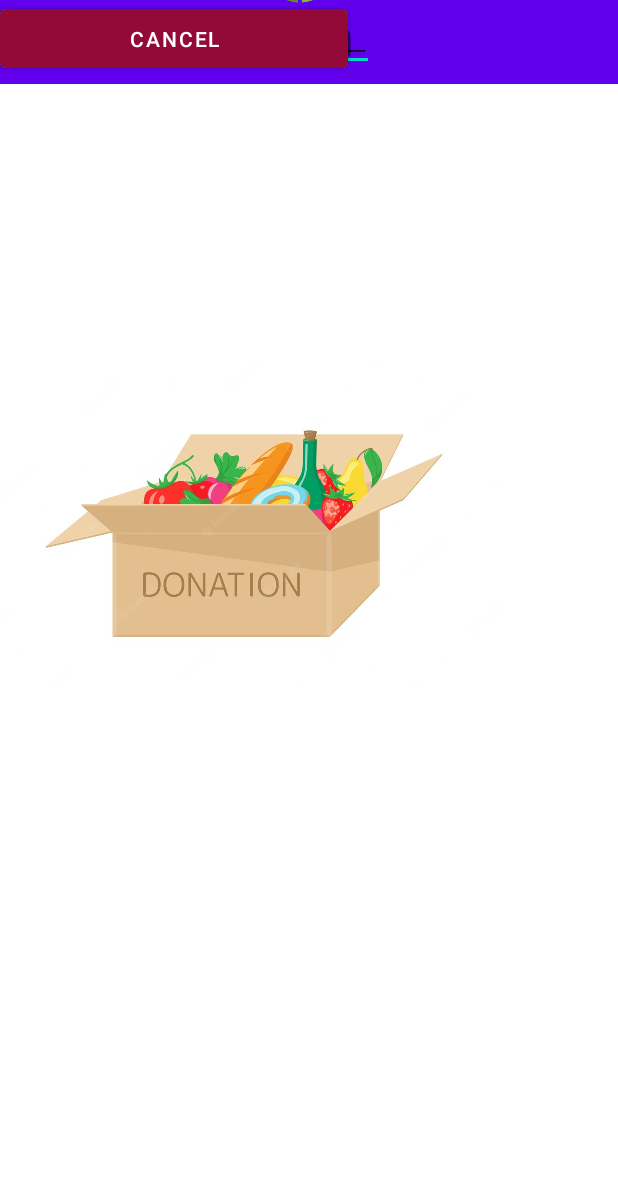
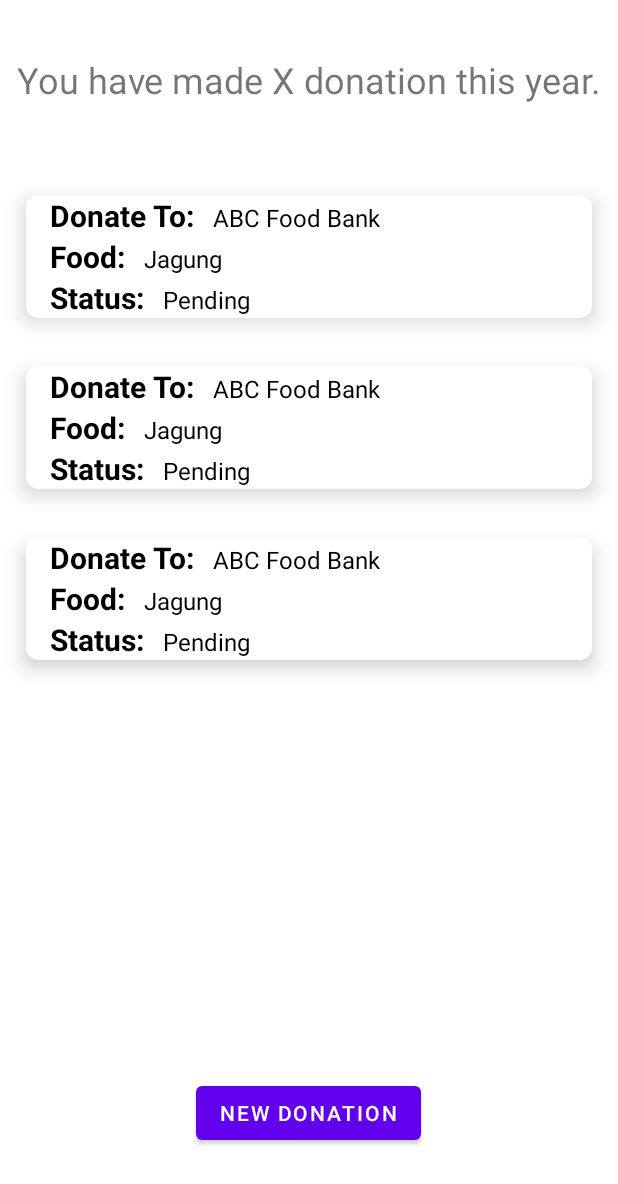
Before and after one commit to Ryanshinta/FoodBank, an Android app: the layout activity_user_donation.xml on its own in the app's theme, with its tools: preview values and no code run, on a phone screen of 412 x 824 dp. Shown: the top 1184 px of the screen. Run offline under Robolectric (Android 15) with nearby library versions, the phone set to English and light mode, and no system bars.

Commit message:
Read Data to RecyclerView

```diff
--- a/app/src/main/AndroidManifest.xml
+++ b/app/src/main/AndroidManifest.xml
@@ -16,7 +16,7 @@
         android:theme="@style/Theme.FoodBank"
         tools:targetApi="31">
         <activity
-            android:name=".userDonationActivity"
+            android:name=".UserDonationActivity"
             android:exported="false" />
         <activity
             android:name=".UserProfileActivity"
--- /dev/null
+++ b/app/src/main/java/com/taruc/foodbank/DonationAdapter.kt
@@ -0,0 +1,42 @@
+package com.taruc.foodbank
+
+import android.view.LayoutInflater
+import android.view.View
+import android.view.ViewGroup
+import android.widget.TextView
+import androidx.appcompat.view.menu.MenuView
+import androidx.recyclerview.widget.RecyclerView
+import com.google.type.DateTime
+import com.taruc.foodbank.entity.Donation
+
+class DonationAdapter (private val donationList: ArrayList<Donation>): RecyclerView.Adapter<DonationAdapter.DonationViewHolder>() {
+
+    override fun onCreateViewHolder(parent: ViewGroup, viewType: Int): DonationViewHolder {
+        val itemView = LayoutInflater.from(parent.context).inflate(R.layout.donation_item,
+        parent,false)
+        return DonationViewHolder(itemView)
+    }
+
+    override fun onBindViewHolder(holder: DonationViewHolder, position: Int) {
+        val donation:Donation = donationList[position]
+        holder.donateTo.text = donation.donateTo
+        holder.food.text = donation.food
+        holder.status.text = donation.status
+    }
+
+    override fun getItemCount(): Int {
+        return donationList.size
+    }
+
+    class DonationViewHolder (itemView: View): RecyclerView.ViewHolder(itemView){
+        val donateTo: TextView = itemView.findViewById(R.id.tvDonateTo)
+//        val donorEmail:
+//        val foodQty:
+//        val foodType:
+//        val pickupAddress:
+//        val pickupDateTime:
+        val status: TextView = itemView.findViewById(R.id.tvStatus)
+        val food: TextView = itemView.findViewById(R.id.tvFood)
+    }
+
+}
--- a/app/src/main/java/com/taruc/foodbank/MainActivity.kt
+++ b/app/src/main/java/com/taruc/foodbank/MainActivity.kt
@@ -3,19 +3,11 @@ package com.taruc.foodbank
 import android.content.Intent
 import androidx.appcompat.app.AppCompatActivity
 import android.os.Bundle
-import android.view.Menu
 import android.view.MenuItem
-import android.widget.ImageView
 import android.widget.Toast
-import android.widget.Toolbar
 import androidx.appcompat.app.ActionBarDrawerToggle
 import androidx.drawerlayout.widget.DrawerLayout
-import androidx.navigation.Navigation
-import androidx.navigation.findNavController
-import androidx.navigation.ui.*
-import com.google.android.material.floatingactionbutton.FloatingActionButton
 import com.google.android.material.navigation.NavigationView
-import java.util.logging.Handler
 
 class MainActivity : AppCompatActivity() {
     lateinit var toggle: ActionBarDrawerToggle
@@ -56,7 +48,7 @@ class MainActivity : AppCompatActivity() {
                         Toast.LENGTH_SHORT
                     ).show()
                     val intent = Intent(
-                        this, userDonationActivity::class.java
+                        this, UserDonationActivity::class.java
                     )
                     startActivity(intent)
                 }
@@ -67,7 +59,7 @@ class MainActivity : AppCompatActivity() {
                         Toast.LENGTH_SHORT
                     ).show()
                     val intent = Intent(
-                        this, userDonationActivity::class.java
+                        this, UserDonationActivity::class.java
                     )
                     startActivity(intent)
                 }
@@ -78,7 +70,7 @@ class MainActivity : AppCompatActivity() {
                         Toast.LENGTH_SHORT
                     ).show()
                     val intent = Intent(
-                        this, userDonationActivity::class.java
+                        this, UserDonationActivity::class.java
                     )
                     startActivity(intent)
                 }
@@ -89,7 +81,7 @@ class MainActivity : AppCompatActivity() {
                         Toast.LENGTH_SHORT
                     ).show()
                     val intent = Intent(
-                        this, userDonationActivity::class.java
+                        this, UserDonationActivity::class.java
                     )
                     startActivity(intent)
                 }
@@ -111,7 +103,7 @@ class MainActivity : AppCompatActivity() {
                         Toast.LENGTH_SHORT
                     ).show()
                     val intent = Intent(
-                        this, userDonationActivity::class.java
+                        this, UserDonationActivity::class.java
                     )
                     startActivity(intent)
                 }
@@ -122,7 +114,7 @@ class MainActivity : AppCompatActivity() {
                         Toast.LENGTH_SHORT
                     ).show()
                     val intent = Intent(
-                        this, userDonationActivity::class.java
+                        this, UserDonationActivity::class.java
                     )
                     startActivity(intent)
                 }
@@ -133,7 +125,7 @@ class MainActivity : AppCompatActivity() {
                         Toast.LENGTH_SHORT
                     ).show()
                     val intent = Intent(
-                        this, userDonationActivity::class.java
+                        this, UserDonationActivity::class.java
                     )
                     startActivity(intent)
                 }
@@ -144,7 +136,7 @@ class MainActivity : AppCompatActivity() {
                         Toast.LENGTH_SHORT
                     ).show()
                     val intent = Intent(
-                        this, userDonationActivity::class.java
+                        this, UserDonationActivity::class.java
                     )
                     startActivity(intent)
                 }
--- /dev/null
+++ b/app/src/main/java/com/taruc/foodbank/UserDonationActivity.kt
@@ -0,0 +1,44 @@
+package com.taruc.foodbank
+
+import androidx.appcompat.app.AppCompatActivity
+import android.os.Bundle
+import android.util.Log
+import android.widget.Toast
+import androidx.recyclerview.widget.LinearLayoutManager
+import androidx.recyclerview.widget.RecyclerView
+import com.google.firebase.firestore.*
+import com.taruc.foodbank.entity.Donation
+
+class UserDonationActivity : AppCompatActivity() {
+    private lateinit var db:FirebaseFirestore
+    private lateinit var recyclerView: RecyclerView
+    private lateinit var donationList:ArrayList<Donation>
+    private lateinit var donationAdapter:DonationAdapter
+
+    override fun onCreate(savedInstanceState: Bundle?) {
+        super.onCreate(savedInstanceState)
+        setContentView(R.layout.activity_user_donation)
+
+        recyclerView = findViewById(R.id.recyclerView)
+        recyclerView.layoutManager = LinearLayoutManager(this)
+        recyclerView.setHasFixedSize(true)
+
+        donationList = arrayListOf()
+        db = FirebaseFirestore.getInstance()
+
+        db.collection("donations").get().addOnSuccessListener {
+            if (!it.isEmpty) {
+                for (data in it.documents) {
+                    val donation: Donation? = data.toObject(Donation::class.java)
+                    if (donation != null) {
+                        donationList.add(donation)
+                    }
+                }
+                recyclerView.adapter = DonationAdapter(donationList)
+            }
+        }
+            .addOnFailureListener {
+                Toast.makeText(this, it.toString(), Toast.LENGTH_SHORT).show()
+            }
+    }
+}
--- a/app/src/main/java/com/taruc/foodbank/UserProfileActivity.kt
+++ b/app/src/main/java/com/taruc/foodbank/UserProfileActivity.kt
@@ -27,7 +27,7 @@ class UserProfileActivity : AppCompatActivity() {
 
         val db = FirebaseFirestore.getInstance()
         val usersRef = db.collection("users")
-        usersRef.document(uid).get().addOnCompleteListener { task ->
+        usersRef.document("jiahao@gmail.com").get().addOnCompleteListener { task ->
             if (task.isSuccessful) {
                 val document = task.result
                 if (document.exists()) {
--- /dev/null
+++ b/app/src/main/java/com/taruc/foodbank/entity/Donation.kt
@@ -0,0 +1,13 @@
+package com.taruc.foodbank.entity
+
+import com.google.type.DateTime
+
+data class Donation(val donateTo: String ?= null,
+//                    val donorEmail: String ?= null,
+//                    val foodQty: Int ?= null,
+//                    val foodType: String ?= null,
+//                    val pickupAddress: String ?= null,
+//                    val pickupDateTime: DateTime ?= null,
+                    val status: String ?= null,
+                    val food: String ?= null
+)
--- a/app/src/main/java/com/taruc/foodbank/userDonationActivity.kt
+++ /dev/null
@@ -1,11 +0,0 @@
-package com.taruc.foodbank
-
-import androidx.appcompat.app.AppCompatActivity
-import android.os.Bundle
-
-class userDonationActivity : AppCompatActivity() {
-    override fun onCreate(savedInstanceState: Bundle?) {
-        super.onCreate(savedInstanceState)
-        setContentView(R.layout.activity_user_donation)
-    }
-}
--- a/app/src/main/res/layout/activity_user_donation.xml
+++ b/app/src/main/res/layout/activity_user_donation.xml
@@ -5,121 +5,38 @@
     android:layout_width="match_parent"
     android:layout_height="match_parent">
 
-    <androidx.appcompat.widget.Toolbar
-        android:id="@+id/toolbar4"
-        android:layout_width="match_parent"
+    <Button
+        android:id="@+id/btn_addDonation"
+        android:layout_width="wrap_content"
         android:layout_height="wrap_content"
-        android:background="?attr/colorPrimary"
-        android:minHeight="?attr/actionBarSize"
-        android:theme="?attr/actionBarTheme"
-        app:layout_constraintBottom_toTopOf="@+id/imageView6"
+        android:text="New Donation"
+        app:layout_constraintBottom_toBottomOf="parent"
+        app:layout_constraintEnd_toEndOf="parent"
+        app:layout_constraintHorizontal_bias="0.498"
+        app:layout_constraintStart_toStartOf="parent"
+        app:layout_constraintTop_toTopOf="parent"
+        app:layout_constraintVertical_bias="0.925" />
+
+    <TextView
+        android:id="@+id/tvDescription"
+        android:layout_width="wrap_content"
+        android:layout_height="wrap_content"
+        android:text="You have made X donation this year."
+        android:textSize="24sp"
+        app:layout_constraintBottom_toBottomOf="parent"
+        app:layout_constraintEnd_toEndOf="parent"
+        app:layout_constraintHorizontal_bias="0.497"
+        app:layout_constraintStart_toStartOf="parent"
+        app:layout_constraintTop_toTopOf="parent"
+        app:layout_constraintVertical_bias="0.046" />
+
+    <androidx.recyclerview.widget.RecyclerView
+        android:id="@+id/recyclerView"
+        android:layout_width="409dp"
+        android:layout_height="665dp"
+        tools:listitem="@layout/donation_item"
+        app:layout_constraintBottom_toBottomOf="parent"
         app:layout_constraintEnd_toEndOf="parent"
         app:layout_constraintStart_toStartOf="parent"
-        app:layout_constraintTop_toTopOf="parent" />
-
-    <ImageView
-        android:id="@+id/imageView8"
-        android:layout_width="match_parent"
-        android:layout_height="64dp"
-        android:layout_marginBottom="39dp"
-        android:src="@drawable/logo"
-        app:layout_constraintBottom_toTopOf="@+id/imageView9"
-        app:layout_constraintEnd_toEndOf="parent"
-        app:layout_constraintStart_toStartOf="parent"
-        app:layout_constraintTop_toTopOf="parent" />
-
-    <ImageView
-        android:id="@+id/imageView9"
-        android:layout_width="333dp"
-        android:layout_height="699dp"
-        app:srcCompat="@drawable/fooddo"
-        tools:layout_editor_absoluteX="39dp"
-        tools:layout_editor_absoluteY="-124dp" />
-
-    <TextView
-        android:id="@+id/textView10"
-        android:layout_width="wrap_content"
-        android:layout_height="wrap_content"
-        android:outlineProvider="none"
-        android:text="Make Donation"
-        android:textSize="35dp"
-        tools:layout_editor_absoluteX="88dp"
-        tools:layout_editor_absoluteY="337dp" />
-
-    <EditText
-        android:id="@+id/editTextTextPersonName"
-        android:layout_width="249dp"
-        android:layout_height="47dp"
-        android:ems="10"
-        android:hint="Exp: Milo"
-        android:inputType="textPersonName"
-        tools:layout_editor_absoluteX="84dp"
-        tools:layout_editor_absoluteY="450dp" />
-
-    <EditText
-        android:id="@+id/editTextTextPersonName2"
-        android:layout_width="247dp"
-        android:layout_height="42dp"
-        android:ems="10"
-        android:hint="Exp: 2"
-        android:inputType="textPersonName"
-        tools:layout_editor_absoluteX="82dp"
-        tools:layout_editor_absoluteY="547dp" />
-
-    <EditText
-        android:id="@+id/editTextTextPersonName3"
-        android:layout_width="247dp"
-        android:layout_height="42dp"
-        android:ems="10"
-        android:hint="Exp: Taman Bunga Raya"
-        android:inputType="textPersonName"
-        tools:layout_editor_absoluteX="82dp"
-        tools:layout_editor_absoluteY="640dp" />
-
-    <TextView
-        android:id="@+id/textView13"
-        android:layout_width="wrap_content"
-        android:layout_height="wrap_content"
-        android:text="Quantity"
-        android:textSize="25dp"
-        tools:layout_editor_absoluteX="88dp"
-        tools:layout_editor_absoluteY="513dp" />
-
-    <TextView
-        android:id="@+id/textView14"
-        android:layout_width="wrap_content"
-        android:layout_height="wrap_content"
-        android:text="Food Bank
-"
-        android:textSize="25dp"
-        tools:layout_editor_absoluteX="82dp"
-        tools:layout_editor_absoluteY="606dp" />
-
-    <TextView
-        android:id="@+id/textView11"
-        android:layout_width="wrap_content"
-        android:layout_height="wrap_content"
-        android:text="Food"
-        android:textSize="25dp"
-        tools:layout_editor_absoluteX="88dp"
-        tools:layout_editor_absoluteY="416dp" />
-
-    <Button
-        android:id="@+id/button3"
-        android:layout_width="232dp"
-        android:layout_height="51dp"
-        android:backgroundTint="#59ADD3"
-        android:text="Donate"
-        tools:layout_editor_absoluteX="91dp"
-        tools:layout_editor_absoluteY="718dp" />
-
-    <Button
-        android:id="@+id/button5"
-        android:layout_width="232dp"
-        android:layout_height="51dp"
-        android:backgroundTint="#930938"
-        android:text="Cancel"
-        tools:layout_editor_absoluteX="91dp"
-        tools:layout_editor_absoluteY="781dp" />
-
+        app:layout_constraintTop_toBottomOf="@+id/tvDescription" />
 </androidx.constraintlayout.widget.ConstraintLayout>
--- /dev/null
+++ b/app/src/main/res/layout/donation_item.xml
@@ -0,0 +1,86 @@
+<?xml version="1.0" encoding="utf-8"?>
+<androidx.cardview.widget.CardView xmlns:android="http://schemas.android.com/apk/res/android"
+    xmlns:app="http://schemas.android.com/apk/res-auto"
+    android:layout_width="match_parent"
+    android:layout_height="wrap_content"
+    android:layout_margin="16dp"
+    app:cardCornerRadius="8dp"
+    app:cardElevation="8dp">
+
+    <LinearLayout
+        android:layout_width="wrap_content"
+        android:layout_height="wrap_content"
+        android:layout_marginLeft="16dp"
+        android:orientation="vertical">
+
+        <LinearLayout
+            android:layout_width="wrap_content"
+            android:layout_height="wrap_content"
+            android:layout_gravity="center_vertical"
+            android:orientation="horizontal">
+
+            <TextView
+                android:layout_width="wrap_content"
+                android:layout_height="wrap_content"
+                android:text="Donate To: "
+                android:textColor="@color/black"
+                android:textSize="20sp"
+                android:textStyle="bold" />
+
+            <TextView
+                android:id="@+id/tvDonateTo"
+                android:layout_width="wrap_content"
+                android:layout_height="wrap_content"
+                android:layout_marginLeft="8dp"
+                android:text="ABC Food Bank"
+                android:textColor="@color/black"
+                android:textSize="16sp" />
+        </LinearLayout>
+        <LinearLayout
+            android:layout_width="wrap_content"
+            android:layout_height="wrap_content"
+            android:layout_gravity="center_vertical"
+            android:orientation="horizontal">
+
+            <TextView
+                android:layout_width="wrap_content"
+                android:layout_height="wrap_content"
+                android:text="Food: "
+                android:textColor="@color/black"
+                android:textSize="20sp"
+                android:textStyle="bold" />
+
+            <TextView
+                android:id="@+id/tvFood"
+                android:layout_width="wrap_content"
+                android:layout_height="wrap_content"
+                android:layout_marginLeft="8dp"
+                android:text="Jagung"
+                android:textColor="@color/black"
+                android:textSize="16sp" />
+        </LinearLayout>
+        <LinearLayout
+            android:layout_width="wrap_content"
+            android:layout_height="wrap_content"
+            android:layout_gravity="center_vertical"
+            android:orientation="horizontal">
+
+            <TextView
+                android:layout_width="wrap_content"
+                android:layout_height="wrap_content"
+                android:text="Status: "
+                android:textColor="@color/black"
+                android:textSize="20sp"
+                android:textStyle="bold" />
+
+            <TextView
+                android:id="@+id/tvStatus"
+                android:layout_width="wrap_content"
+                android:layout_height="wrap_content"
+                android:layout_marginLeft="8dp"
+                android:text="Pending"
+                android:textColor="@color/black"
+                android:textSize="16sp" />
+        </LinearLayout>
+    </LinearLayout>
+</androidx.cardview.widget.CardView>
--- a/app/src/main/res/navigation/mobile_navigation.xml
+++ b/app/src/main/res/navigation/mobile_navigation.xml
@@ -13,7 +13,7 @@
 
     <activity
         android:id="@+id/nav_donation"
-        android:name="com.taruc.foodbank.userDonationActivity"
+        android:name="com.taruc.foodbank.UserDonationActivity"
         android:label="Food Bank"
         tools:layout="@layout/activity_user_donation" />
 
```
